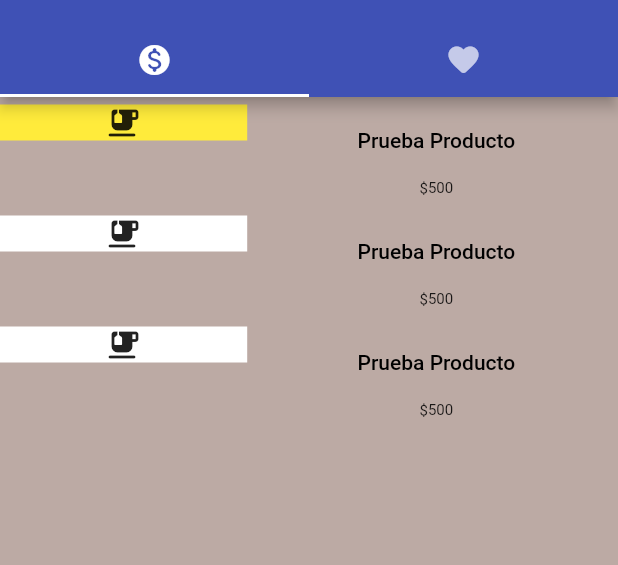
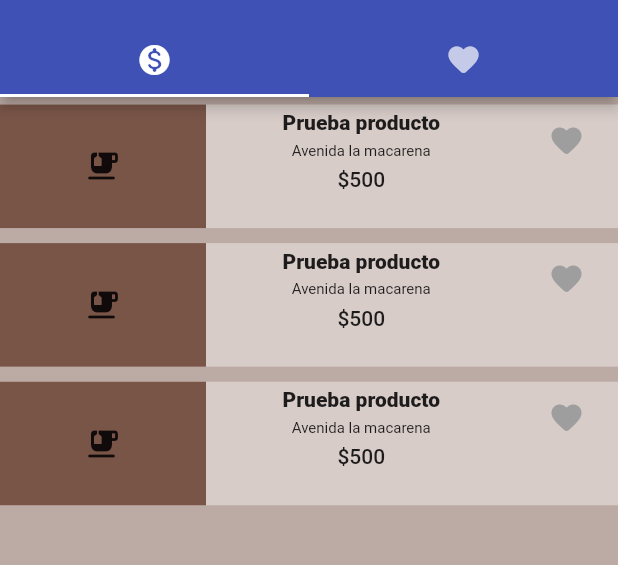
Before and after one commit to YonoVid/ProyectoOfertas, a Flutter app: the Ofertas screen opened by its route, on a phone screen of 412 x 824 dp, the part 59-624 px from its top. Run offline on Flutter 3.47's test engine with Material 2 defaults, Android fonts, the phone set to English and light mode, and no system bars; our stand-ins replace google_maps_flutter; project files that could hold a hidden picture were left out.

Commit message:
Ahora es más bonito, creo

```diff
--- a/Proyecto/lib/main.dart
+++ b/Proyecto/lib/main.dart
@@ -6,7 +6,7 @@ import 'package:ofertas_flutter/screens/register.dart';
 import 'package:ofertas_flutter/screens/ofertas.dart';
 import 'package:ofertas_flutter/screens/soporte.dart';
 import 'package:ofertas_flutter/screens/preguntas.dart';
-import 'package:ofertas_flutter/screens/producto.dart';
+import 'package:ofertas_flutter/screens/opciones.dart';
 
 void main() => runApp(MaterialApp(
     initialRoute: '/login',
@@ -17,7 +17,7 @@ void main() => runApp(MaterialApp(
       '/ofertas': (context) => Ofertas(),
       '/soporte': (context) => Soporte(),
       '/preguntas': (context) => Preguntas(),
-      '/producto': (context) => Producto(),
+      '/opciones': (context) => Opciones(),
       '/example': (context) => Example(),
     },
     theme: ThemeData(
--- a/Proyecto/lib/screens/ofertas.dart
+++ b/Proyecto/lib/screens/ofertas.dart
@@ -51,61 +51,22 @@ class _OfertasBusquedaState extends State<OfertasBusqueda> {
     return ListView(
       children: [
         ListOfertas(
-          thumbnail: Container(
-            decoration: const BoxDecoration(color: Colors.yellow),
-            child: Icon(Icons.emoji_food_beverage_rounded),
-          ),
-          title: TextButton(
-            onPressed: () {
-              Navigator.pushNamed(context, '/producto');
-            },
-            child: const Text(
-              'Prueba Producto',
-              style: TextStyle(
-                  color: Colors.black,
-                  fontWeight: FontWeight.w500,
-                  fontSize: 14),
-            ),
-          ),
+          thumbnail: Container(),
+          title: 'Prueba producto',
           price: "\$500",
+          location: "Avenida la macarena",
         ),
         ListOfertas(
-          thumbnail: Container(
-            decoration: const BoxDecoration(color: Colors.white),
-            child: Icon(Icons.emoji_food_beverage_rounded),
-          ),
-          title: TextButton(
-            onPressed: () {
-              Navigator.pushNamed(context, '/producto');
-            },
-            child: const Text(
-              'Prueba Producto',
-              style: TextStyle(
-                  color: Colors.black,
-                  fontWeight: FontWeight.w500,
-                  fontSize: 14),
-            ),
-          ),
+          thumbnail: Container(),
+          title: 'Prueba producto',
           price: "\$500",
+          location: "Avenida la macarena",
         ),
         ListOfertas(
-          thumbnail: Container(
-            decoration: const BoxDecoration(color: Colors.white),
-            child: Icon(Icons.emoji_food_beverage_rounded),
-          ),
-          title: TextButton(
-            onPressed: () {
-              Navigator.pushNamed(context, '/producto');
-            },
-            child: const Text(
-              'Prueba Producto',
-              style: TextStyle(
-                  color: Colors.black,
-                  fontWeight: FontWeight.w500,
-                  fontSize: 14),
-            ),
-          ),
+          thumbnail: Container(),
+          title: 'Prueba producto',
           price: "\$500",
+          location: "Avenida la macarena",
         ),
       ],
     );
@@ -118,28 +79,45 @@ class ListOfertas extends StatelessWidget {
     required this.thumbnail,
     required this.title,
     required this.price,
+    required this.location,
   }) : super(key: key);
 
   final Widget thumbnail;
-  final Widget title;
+  final String title;
   final String price;
+  final String location;
 
   @override
   Widget build(BuildContext context) {
     return Padding(
       padding: const EdgeInsets.symmetric(vertical: 5.0),
+      child: Container(
+        color: Colors.brown[100],
         child: Row(
           crossAxisAlignment: CrossAxisAlignment.start,
           children: [
             Expanded(
               flex: 2,
-            child: thumbnail,
+              child: Container(
+                decoration: const BoxDecoration(color: Colors.brown),
+                child: Icon(Icons.emoji_food_beverage_rounded),
+                height: MediaQuery.of(context).size.height/10,
+              ),
             ),
             Expanded(
               flex: 3,
-            child: _OfertasDatos(name: title, price: price),
+              child: _OfertasDatos(name: title, price: price, location: location,),
+            ),
+            Expanded(
+              flex: 1,
+              child: IconButton(
+                  color: Colors.grey[500],
+                  icon: Icon(Icons.favorite_rounded),
+                  onPressed: (){},
+              ),
             ),
           ],
+        ),
       ),
     );
   }
@@ -149,40 +127,43 @@ class _OfertasDatos extends StatelessWidget {
   const _OfertasDatos({
     Key? key,
     required this.name,
+    required this.location,
     required this.price,
   }) : super(key: key);
 
-  final Widget name;
+  final String name;
   final String price;
+  final String location;
 
   @override
   Widget build(BuildContext context) {
     return Padding(
-      padding: const EdgeInsets.fromLTRB(5.0, 0.0, 0.0, 0.0),
+      padding: const EdgeInsets.fromLTRB(1.0, 4.0, 0.0, 0.0),
       child: Column(
         children: [
-          TextButton(
-            onPressed: () {
-              Navigator.pushNamed(context, '/producto');
-            },
-            child: const Text(
-              'Prueba Producto',
-              style: TextStyle(
-                  color: Colors.black,
-                  fontWeight: FontWeight.w500,
-                  fontSize: 14),
+          Text(
+            name,
+            style: const TextStyle(
+              fontWeight: FontWeight.w800,
+              fontSize: 14.0,
             ),
           ),
           Padding(
-            padding: EdgeInsets.symmetric(vertical: 2.0),
+            padding: EdgeInsets.symmetric(horizontal: 1.0, vertical: 5.0),
             child: Text(
-              price,
+              location,
               style: TextStyle(
                 fontSize: 10.0,
               ),
             ),
           ),
-
+          Text(
+            price,
+            style: const TextStyle(
+              fontWeight: FontWeight.w500,
+              fontSize: 14.0,
+            ),
+          ),
         ],
       ),
     );
```
Also changed, not shown: Proyecto/lib/screens/login.dart (+27 -17 lines), Proyecto/lib/screens/navigationDrawer.dart (+11 -1 lines), Proyecto/lib/screens/producto.dart (deleted, +0 -115 lines), Proyecto/lib/screens/register.dart (+7 -9 lines), Proyecto/lib/screens/soporte.dart (+39 -49 lines). Lines whose indentation alone changed are shown as unchanged.
